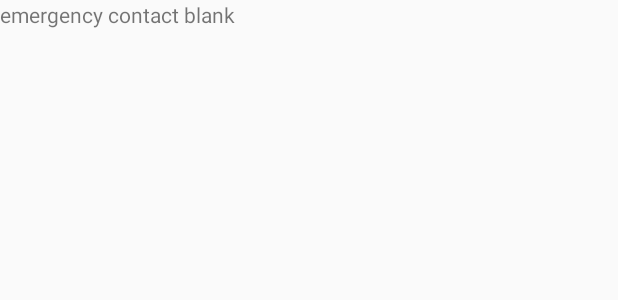
After one commit to Farhad-Uz-Zaman/womanSafetyApp, an Android app: the layout fragment_emergency_contact.xml on its own in the app's theme, with its tools: preview values and no code run, on a phone screen of 412 x 824 dp. The commit adds this screen. Shown: the top 300 px of the screen. Run offline under Robolectric (Android 15) with nearby library versions, the phone set to English and light mode, and no system bars.

Commit message:
blank_contact_fragment_added

```diff
--- a/app/src/main/java/com/example/womansafetyapp/profile.java
+++ b/app/src/main/java/com/example/womansafetyapp/profile.java
@@ -39,7 +39,7 @@
         username=(TextView)view.findViewById(R.id.username);
         mail=(TextView)view.findViewById(R.id.mail);
         phone=(TextView)view.findViewById(R.id.phone);
-        contact=(TextView)view.findViewById(R.id.contact);
+        //contact=(TextView)view.findViewById(R.id.contact);
         address=(TextView)view.findViewById(R.id.address);
 
 
--- a/app/src/main/res/layout/activity_splash_screen.xml
+++ b/app/src/main/res/layout/activity_splash_screen.xml
@@ -10,6 +10,6 @@
         android:layout_width="match_parent"
         android:layout_height="match_parent"
         android:src="@drawable/sd"
-        android:scaleType="fitXY"/>
+        android:scaleType="centerCrop"/>
 
 </androidx.constraintlayout.widget.ConstraintLayout>
--- /dev/null
+++ b/app/src/main/res/layout/fragment_emergency_contact.xml
@@ -0,0 +1,14 @@
+<?xml version="1.0" encoding="utf-8"?>
+<FrameLayout xmlns:android="http://schemas.android.com/apk/res/android"
+    xmlns:tools="http://schemas.android.com/tools"
+    android:layout_width="match_parent"
+    android:layout_height="match_parent"
+    tools:context=".emergency_contact">
+
+    <!-- TODO: Update blank fragment layout -->
+    <TextView
+        android:layout_width="match_parent"
+        android:layout_height="match_parent"
+        android:text="emergency contact blank" />
+
+</FrameLayout>
```
Also changed, not shown: app/src/main/java/com/example/womansafetyapp/MainActivity.java (+5 -2 lines), app/src/main/java/com/example/womansafetyapp/emergency_contact.java (added, +64 -0 lines), app/src/main/res/menu/drawerleft.xml (+6 -1 lines).
